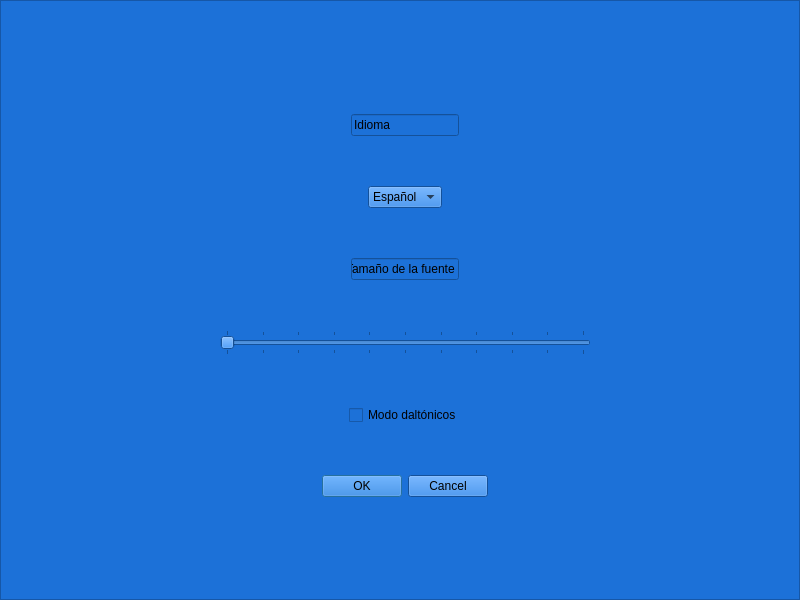
Above: LatencyTester/startscreen.ui from guille31794/latency_tester before the change. Below: the same form after it.
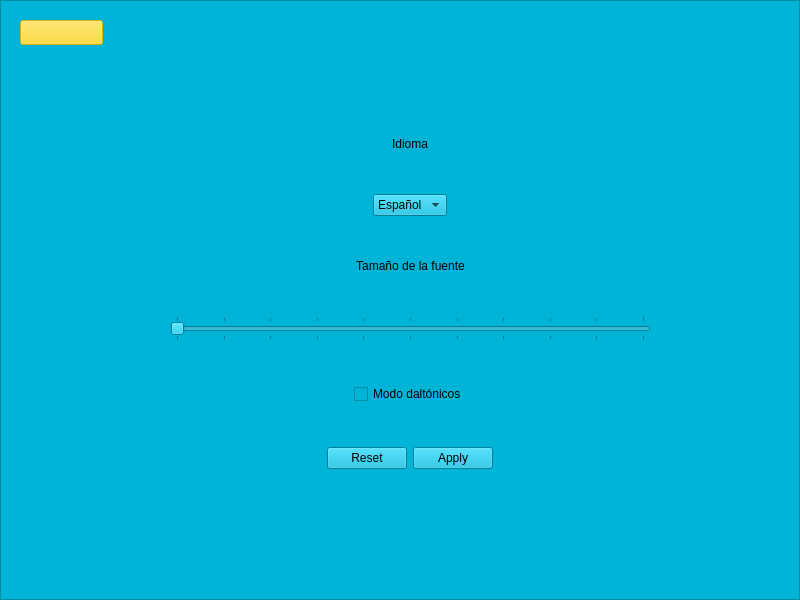
That is the form after the change.

```diff
--- a/LatencyTester/startscreen.ui
+++ b/LatencyTester/startscreen.ui
@@ -32,67 +32,14 @@
    <string>Medidor de latencias</string>
   </property>
   <property name="styleSheet">
-   <string notr="true">background-color: rgb(28, 113, 216);</string>
+   <string notr="true">background-color: rgb(0, 180, 216);
+alternate-background-color: rgb(82, 183, 136);
+</string>
   </property>
   <property name="toolButtonStyle">
    <enum>Qt::ToolButtonTextOnly</enum>
   </property>
   <widget class="QWidget" name="startWidget">
-   <widget class="QWidget" name="verticalLayoutWidget">
-    <property name="geometry">
-     <rect>
-      <x>200</x>
-      <y>40</y>
-      <width>391</width>
-      <height>461</height>
-     </rect>
-    </property>
-    <layout class="QVBoxLayout" name="startLayout">
-     <property name="spacing">
-      <number>6</number>
-     </property>
-     <property name="sizeConstraint">
-      <enum>QLayout::SetDefaultConstraint</enum>
-     </property>
-     <property name="leftMargin">
-      <number>5</number>
-     </property>
-     <property name="rightMargin">
-      <number>5</number>
-     </property>
-     <item>
-      <widget class="QPushButton" name="startMeasuringButton">
-       <property name="styleSheet">
-        <string notr="true"/>
-       </property>
-       <property name="text">
-        <string>Comenzar medición</string>
-       </property>
-      </widget>
-     </item>
-     <item>
-      <widget class="QPushButton" name="historicOfMeasuresButton">
-       <property name="text">
-        <string>Historial de mediciones</string>
-       </property>
-      </widget>
-     </item>
-     <item>
-      <widget class="QPushButton" name="settingsButton">
-       <property name="text">
-        <string>Ajustes</string>
-       </property>
-      </widget>
-     </item>
-     <item>
-      <widget class="QPushButton" name="helpButton">
-       <property name="text">
-        <string>Ayuda</string>
-       </property>
-      </widget>
-     </item>
-    </layout>
-   </widget>
    <widget class="QFrame" name="helpFrame">
     <property name="enabled">
      <bool>false</bool>
@@ -201,26 +148,6 @@
      </property>
     </widget>
    </widget>
-   <widget class="QPushButton" name="backButton">
-    <property name="enabled">
-     <bool>false</bool>
-    </property>
-    <property name="geometry">
-     <rect>
-      <x>40</x>
-      <y>30</y>
-      <width>83</width>
-      <height>25</height>
-     </rect>
-    </property>
-    <property name="styleSheet">
-     <string notr="true">background-color: rgb(248, 228, 92);
-border-color: rgb(246, 211, 45);</string>
-    </property>
-    <property name="text">
-     <string/>
-    </property>
-   </widget>
    <widget class="QFrame" name="settingsFrame">
     <property name="enabled">
      <bool>true</bool>
@@ -242,21 +169,36 @@
     <widget class="QWidget" name="verticalLayoutWidget_3">
      <property name="geometry">
       <rect>
-       <x>220</x>
-       <y>70</y>
-       <width>371</width>
-       <height>475</height>
+       <x>170</x>
+       <y>100</y>
+       <width>481</width>
+       <height>411</height>
       </rect>
      </property>
      <layout class="QVBoxLayout" name="settingsLayout">
+      <property name="sizeConstraint">
+       <enum>QLayout::SetNoConstraint</enum>
+      </property>
+      <property name="leftMargin">
+       <number>0</number>
+      </property>
       <item alignment="Qt::AlignHCenter">
-       <widget class="QLineEdit" name="languageText">
+       <widget class="QLabel" name="languageLabel">
+        <property name="sizePolicy">
+         <sizepolicy hsizetype="Fixed" vsizetype="Fixed">
+          <horstretch>0</horstretch>
+          <verstretch>0</verstretch>
+         </sizepolicy>
+        </property>
+        <property name="minimumSize">
+         <size>
+          <width>2</width>
+          <height>0</height>
+         </size>
+        </property>
         <property name="text">
          <string>Idioma</string>
         </property>
-        <property name="readOnly">
-         <bool>true</bool>
-        </property>
        </widget>
       </item>
       <item alignment="Qt::AlignHCenter">
@@ -279,17 +221,26 @@
        </widget>
       </item>
       <item alignment="Qt::AlignHCenter">
-       <widget class="QLineEdit" name="fontSizeText">
+       <widget class="QLabel" name="fontSizeLabel">
+        <property name="sizePolicy">
+         <sizepolicy hsizetype="Fixed" vsizetype="Fixed">
+          <horstretch>0</horstretch>
+          <verstretch>0</verstretch>
+         </sizepolicy>
+        </property>
         <property name="text">
          <string>Tamaño de la fuente</string>
         </property>
-        <property name="readOnly">
-         <bool>true</bool>
+        <property name="alignment">
+         <set>Qt::AlignCenter</set>
         </property>
        </widget>
       </item>
       <item>
        <widget class="QSlider" name="fontSizeSlider">
+        <property name="styleSheet">
+         <string notr="true">color: rgb(0, 0, 0);</string>
+        </property>
         <property name="minimum">
          <number>10</number>
         </property>
@@ -311,7 +262,7 @@
        </widget>
       </item>
       <item alignment="Qt::AlignHCenter">
-       <widget class="QCheckBox" name="datonicCheckBox">
+       <widget class="QCheckBox" name="daltonicCheckbox">
         <property name="text">
          <string>Modo daltónicos</string>
         </property>
@@ -320,7 +271,7 @@
       <item alignment="Qt::AlignHCenter">
        <widget class="QDialogButtonBox" name="settingsButtonBox">
         <property name="standardButtons">
-         <set>QDialogButtonBox::Cancel|QDialogButtonBox::Ok</set>
+         <set>QDialogButtonBox::Apply|QDialogButtonBox::Reset</set>
         </property>
        </widget>
       </item>
@@ -417,12 +368,111 @@
      </widget>
     </widget>
    </widget>
-   <zorder>verticalLayoutWidget</zorder>
-   <zorder>helpFrame</zorder>
+   <widget class="QFrame" name="startFrame">
+    <property name="geometry">
+     <rect>
+      <x>0</x>
+      <y>0</y>
+      <width>800</width>
+      <height>600</height>
+     </rect>
+    </property>
+    <property name="frameShape">
+     <enum>QFrame::StyledPanel</enum>
+    </property>
+    <property name="frameShadow">
+     <enum>QFrame::Raised</enum>
+    </property>
+    <widget class="QWidget" name="verticalLayoutWidget">
+     <property name="geometry">
+      <rect>
+       <x>190</x>
+       <y>60</y>
+       <width>391</width>
+       <height>461</height>
+      </rect>
+     </property>
+     <layout class="QVBoxLayout" name="startLayout">
+      <property name="spacing">
+       <number>6</number>
+      </property>
+      <property name="sizeConstraint">
+       <enum>QLayout::SetDefaultConstraint</enum>
+      </property>
+      <property name="leftMargin">
+       <number>5</number>
+      </property>
+      <property name="rightMargin">
+       <number>5</number>
+      </property>
+      <item>
+       <widget class="QPushButton" name="startMeasuringButton">
+        <property name="styleSheet">
+         <string notr="true"/>
+        </property>
+        <property name="text">
+         <string>Comenzar medición</string>
+        </property>
+       </widget>
+      </item>
+      <item>
+       <widget class="QPushButton" name="historicOfMeasuresButton">
+        <property name="text">
+         <string>Historial de mediciones</string>
+        </property>
+       </widget>
+      </item>
+      <item>
+       <widget class="QPushButton" name="settingsButton">
+        <property name="text">
+         <string>Ajustes</string>
+        </property>
+       </widget>
+      </item>
+      <item>
+       <widget class="QPushButton" name="helpButton">
+        <property name="text">
+         <string>Ayuda</string>
+        </property>
+       </widget>
+      </item>
+     </layout>
+    </widget>
+   </widget>
+   <widget class="QPushButton" name="backButton">
+    <property name="enabled">
+     <bool>false</bool>
+    </property>
+    <property name="geometry">
+     <rect>
+      <x>20</x>
+      <y>20</y>
+      <width>83</width>
+      <height>25</height>
+     </rect>
+    </property>
+    <property name="sizePolicy">
+     <sizepolicy hsizetype="Fixed" vsizetype="Fixed">
+      <horstretch>0</horstretch>
+      <verstretch>0</verstretch>
+     </sizepolicy>
+    </property>
+    <property name="styleSheet">
+     <string notr="true">background-color: rgb(255, 214, 10);
+alternate-background-color: rgb(157, 2, 8);
+border-color: rgb(246, 211, 45);
+color: rgb(0, 0, 0);</string>
+    </property>
+    <property name="text">
+     <string/>
+    </property>
+   </widget>
    <zorder>generalInfoFrame</zorder>
+   <zorder>helpFrame</zorder>
    <zorder>registryFrame</zorder>
-   <zorder>backButton</zorder>
+   <zorder>startFrame</zorder>
    <zorder>settingsFrame</zorder>
+   <zorder>backButton</zorder>
   </widget>
  </widget>
  <resources/>
```
